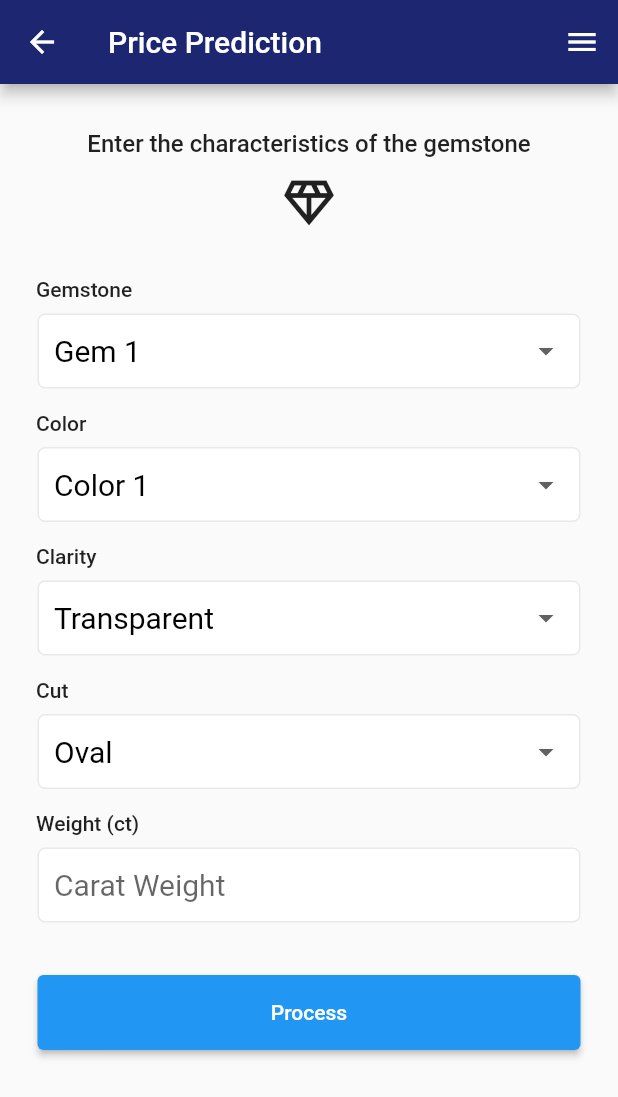
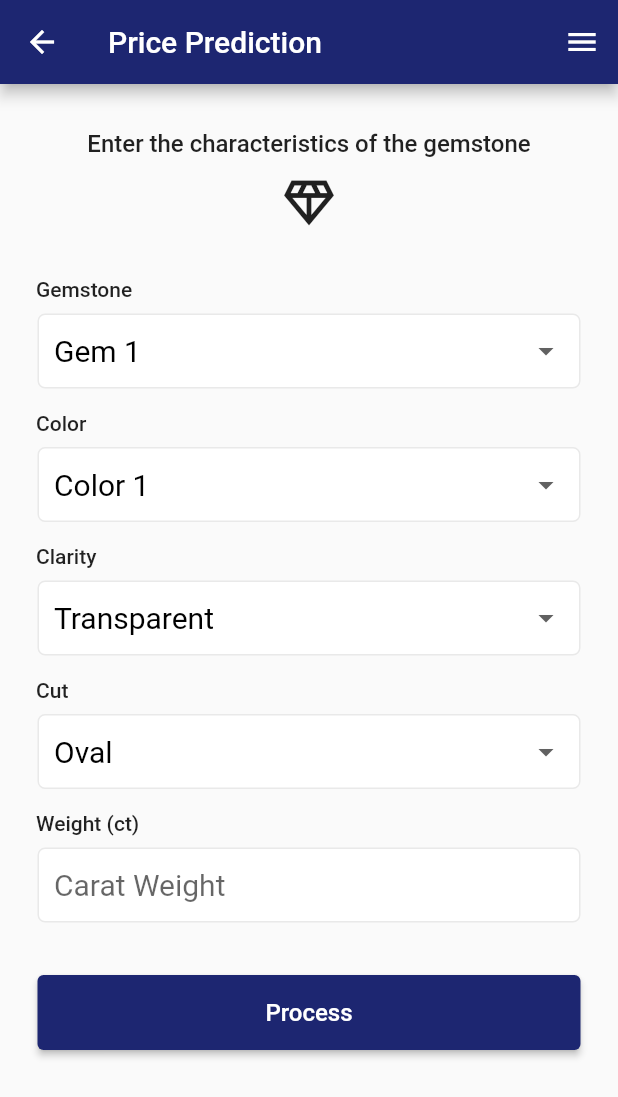
Before and after one commit to NuvinduSenarathne/Gemo_Mobile, a Flutter app: the PricePrediction screen opened by its route, on a phone screen of 412 x 824 dp. Shown: the top 1097 px of the screen. Run offline on Flutter 3.47's test engine with Material 2 defaults, Android fonts, the phone set to English and light mode, and no system bars; our stand-ins replace carousel_slider, cloud_firestore, firebase_auth, firebase_core, quickalert and 1 more; missing offline and left inert: dart:ffi; accounts and stored records are empty.

Commit message:
Price Prediction UI

```diff
--- a/lib/screens/pricePrediction.dart
+++ b/lib/screens/pricePrediction.dart
@@ -253,13 +253,17 @@ class _PricePredictionState extends State<PricePrediction> {
                   ),
                 ),
                 Container(
+
                     margin: const EdgeInsets.fromLTRB(0, 20, 0, 0),
                     width: double.infinity,
                     height: double.tryParse('50'),
                     padding: const EdgeInsets.only(left: 15.0, right: 15.0),
                     child: ElevatedButton(
+                      style: ButtonStyle(
+                        backgroundColor: MaterialStateProperty.all(AppColors.dashboardGridButtonColor),
+                      ),
                       onPressed: () {},
-                      child: const Text('Process'),
+                      child: const Text('Process', style: TextStyle(fontSize: 16),),
                     )),
               ],
             )));
```
Also changed, not shown: lib/screens/pricePredictionResult.dart (added, +17 -0 lines).
